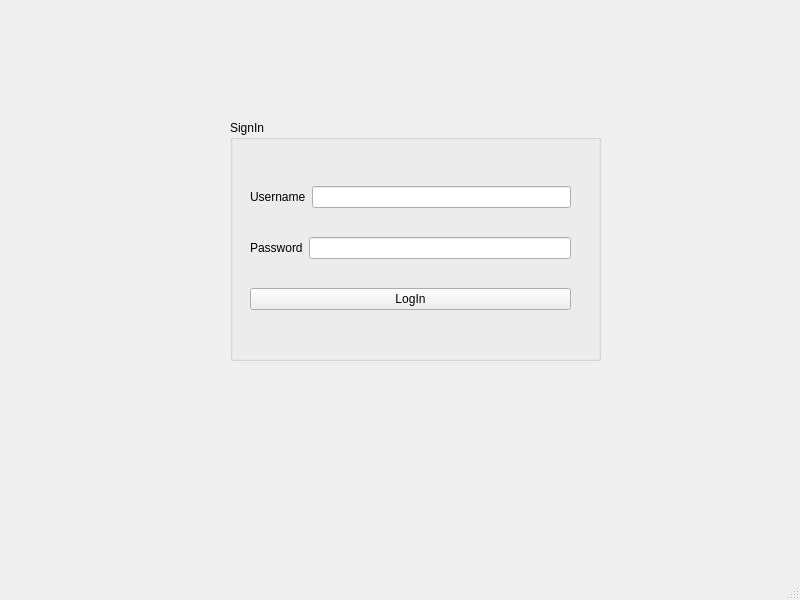
First picture: the form in Tutorial/LoginApp/mainwindow.ui, repository Nakkwan/Qt, before the edit.
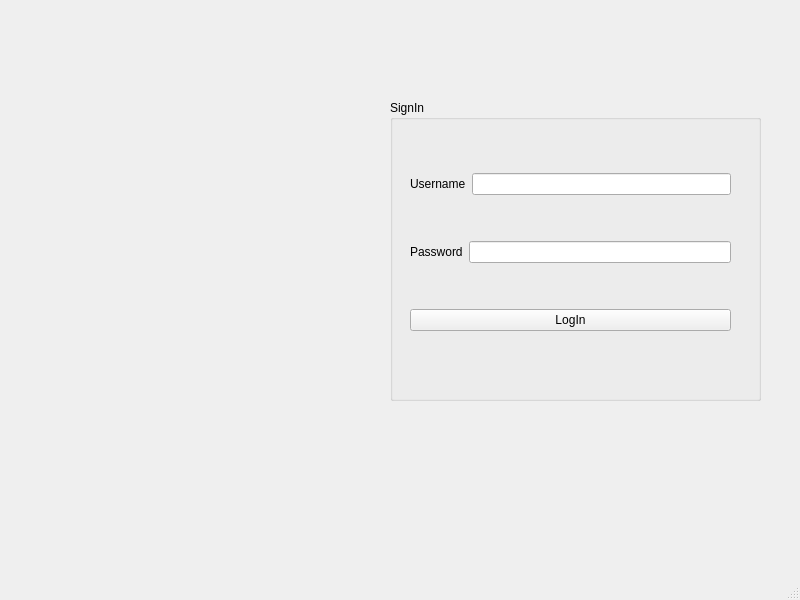
Second picture: the form after the edit.

Commit message: Qt tutorial, label image

Patch:
```diff
--- a/Tutorial/LoginApp/mainwindow.ui
+++ b/Tutorial/LoginApp/mainwindow.ui
@@ -17,22 +17,22 @@
    <widget class="QGroupBox" name="groupBox">
     <property name="geometry">
      <rect>
-      <x>230</x>
-      <y>120</y>
+      <x>390</x>
+      <y>100</y>
       <width>371</width>
-      <height>241</height>
+      <height>301</height>
      </rect>
     </property>
     <property name="title">
      <string>SignIn</string>
     </property>
-    <widget class="QWidget" name="">
+    <widget class="QWidget" name="layoutWidget">
      <property name="geometry">
       <rect>
        <x>20</x>
-       <y>43</y>
+       <y>33</y>
        <width>321</width>
-       <height>171</height>
+       <height>241</height>
       </rect>
      </property>
      <layout class="QVBoxLayout" name="verticalLayout">
@@ -74,6 +74,22 @@
      </layout>
     </widget>
    </widget>
+   <widget class="QLabel" name="label_pic">
+    <property name="geometry">
+     <rect>
+      <x>40</x>
+      <y>120</y>
+      <width>301</width>
+      <height>261</height>
+     </rect>
+    </property>
+    <property name="text">
+     <string/>
+    </property>
+    <property name="scaledContents">
+     <bool>false</bool>
+    </property>
+   </widget>
   </widget>
   <widget class="QMenuBar" name="menubar">
    <property name="geometry">
```
The commit also changes 7 other files.
